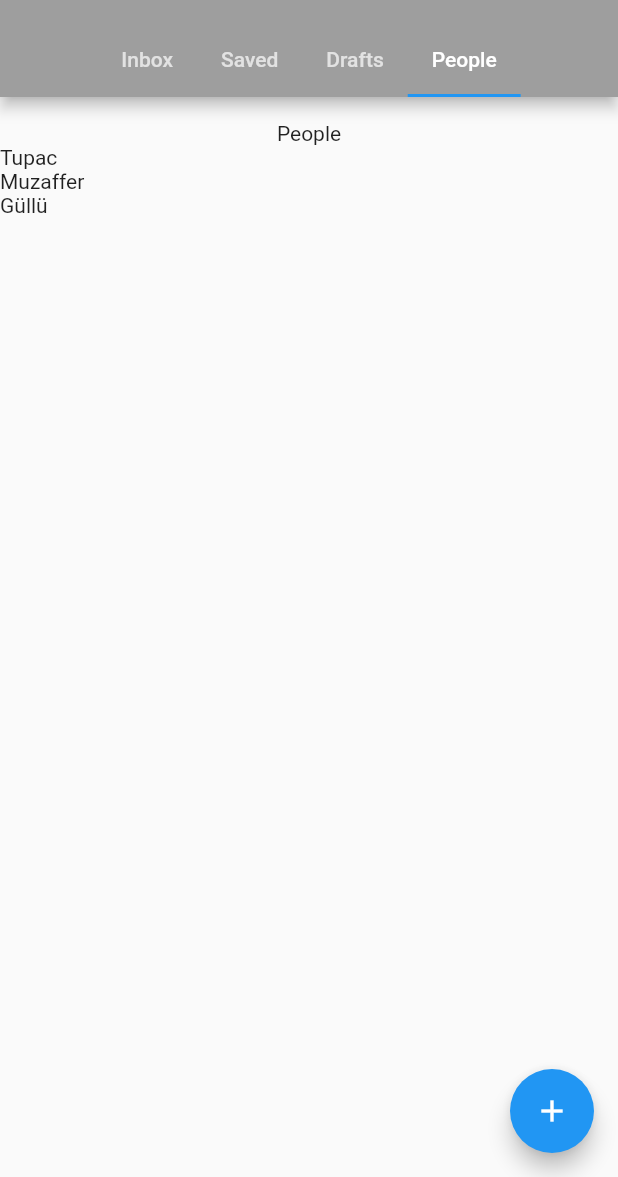
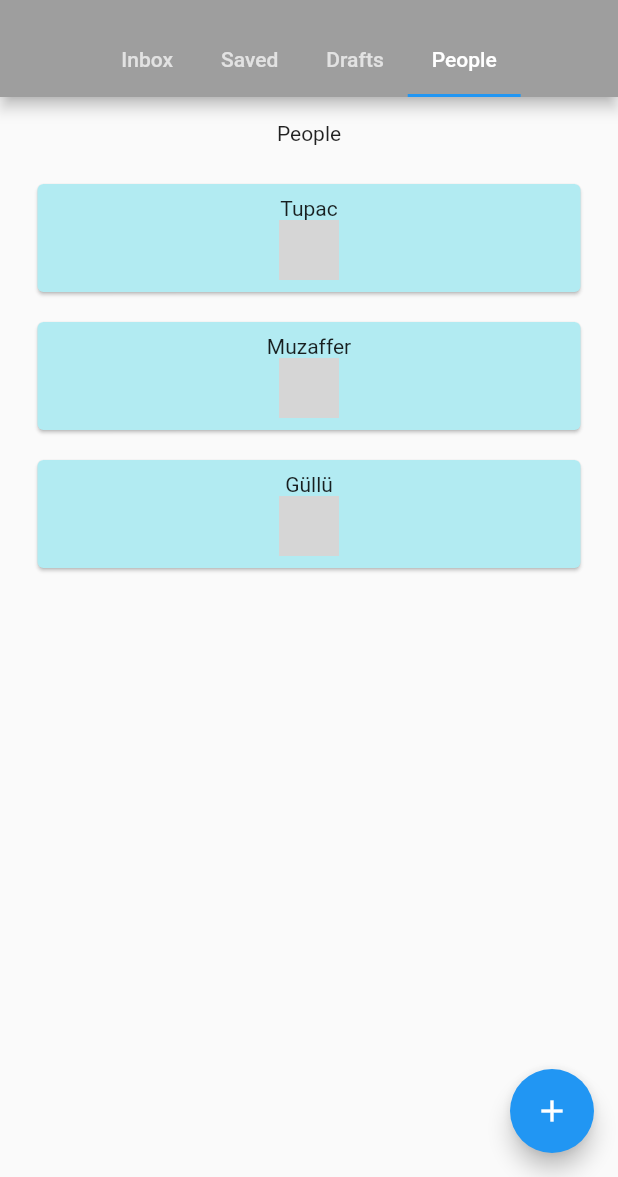
Before and after one commit to mc4n/meftun, a Flutter app: the BoardPage screen opened directly with sample values from the repository, tab 4 chosen, on a phone screen of 412 x 824 dp, the part 59-1236 px from its top. Run offline on Flutter 3.47's test engine with Material 2 defaults, Android fonts, the phone set to English and light mode, and no system bars; grey boxes are pictures that could not be loaded.

Commit message:
people section done

```diff
--- a/lib/pages/people_list.dart
+++ b/lib/pages/people_list.dart
@@ -8,6 +8,7 @@ import 'package:flutter/rendering.dart';
 import '../models/person.dart';
 // --
 
+import '../widgets/person_item.dart';
 //
 
 class PeopleList extends StatelessWidget {
@@ -22,7 +23,7 @@ class PeopleList extends StatelessWidget {
       children: <Widget>[
         Padding(
           child: Text("People"),
-          padding: EdgeInsets.only(top: 16.0),
+          padding: EdgeInsets.symmetric(vertical: 16.0),
         ),
         buddies.length > 0
             ? Expanded(
@@ -30,11 +31,11 @@ class PeopleList extends StatelessWidget {
                   physics: BouncingScrollPhysics(),
                   itemCount: buddies.length,
                   itemBuilder: (BuildContext context, int index) {
-                    return Text(buddies[index].name);
+                    return PersonItem(buddy: buddies[index]);
                   },
                 ),
               )
-            : Text("No people here."),
+            : Text("No people to show."),
       ],
     );
   }
--- /dev/null
+++ b/lib/widgets/person_item.dart
@@ -0,0 +1,47 @@
+// -- external libs
+import 'package:flutter/material.dart';
+import 'package:flutter/cupertino.dart';
+import 'package:flutter/rendering.dart';
+// --
+
+// -- models
+import '../models/person.dart';
+// --
+
+// -- pages
+import '../board.dart';
+// --
+//
+
+class PersonItem extends StatelessWidget {
+  final Person buddy;
+
+  const PersonItem({Key key, this.buddy}) : super(key: key);
+
+  @override
+  Widget build(BuildContext context) {
+    ImageProvider<Object> iPv = AssetImage("avatar.png");
+
+    if (buddy.photoURL.startsWith("http")) {
+      iPv = NetworkImage(
+        buddy.photoURL,
+      );
+    } else if (buddy.photoURL != "") {
+      iPv = AssetImage("${buddy.photoURL}.jpg");
+    }
+    return Card(
+      key: ValueKey(buddy.username),
+      color: Colors.cyan.shade100,
+      margin: EdgeInsets.symmetric(vertical: 10.0, horizontal: 25.0),
+      child: Padding(
+        child: Column(
+          children: <Widget>[
+            Text(this.buddy.name),
+            CircleAvatar(backgroundImage: iPv),
+          ],
+        ),
+        padding: EdgeInsets.all(8.0),
+      ),
+    );
+  }
+}
```
